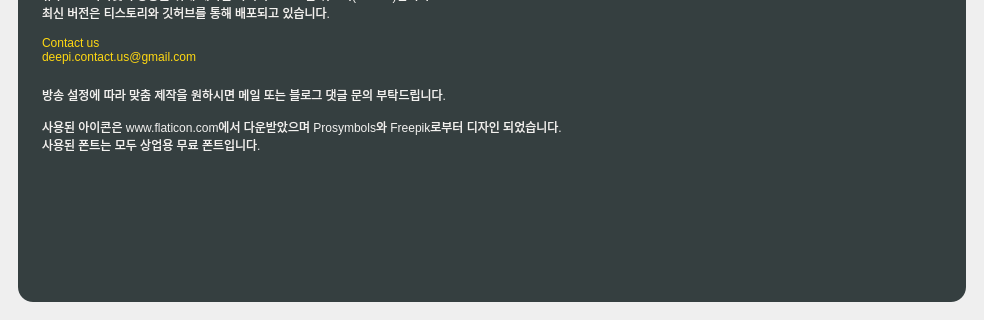
Before: the Qt Designer form resource/main.ui in DEEPI-LAB/python-study-with-me-timer, drawn with Qt 5; both pictures show x 0 to 984 and y 230 to 550 of the 984 by 550 pixel window.
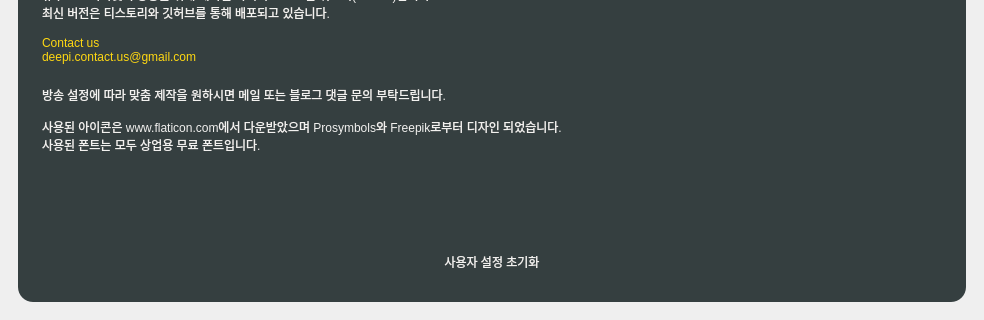
After: the same form once the commit is applied. The open tabs and pages were chosen to show the change. Icons and pictures are not drawn.

```diff
--- a/resource/main.ui
+++ b/resource/main.ui
@@ -5927,6 +5927,43 @@
              </property>
             </widget>
            </item>
+           <item>
+            <widget class="QPushButton" name="configrefresh">
+             <property name="minimumSize">
+              <size>
+               <width>0</width>
+               <height>40</height>
+              </size>
+             </property>
+             <property name="maximumSize">
+              <size>
+               <width>16777215</width>
+               <height>40</height>
+              </size>
+             </property>
+             <property name="styleSheet">
+              <string notr="true">QPushButton
+{
+	color: #F2F1EF;
+	font: 20px &quot;나눔스퀘어_ac Bold&quot;;
+	background-color:#353F40;
+	border : None;
+	border-radius : 10px;
+}
+
+QPushButton::hover
+{
+	color: #F2F1EF;
+	font: 20px &quot;나눔스퀘어_ac Bold&quot;;
+	background-color:#000000;
+	border :solid;
+}</string>
+             </property>
+             <property name="text">
+              <string>사용자 설정 초기화</string>
+             </property>
+            </widget>
+           </item>
           </layout>
          </widget>
         </item>
```
Left out of the diff: 44 changed lines with no effect on the pictures.
